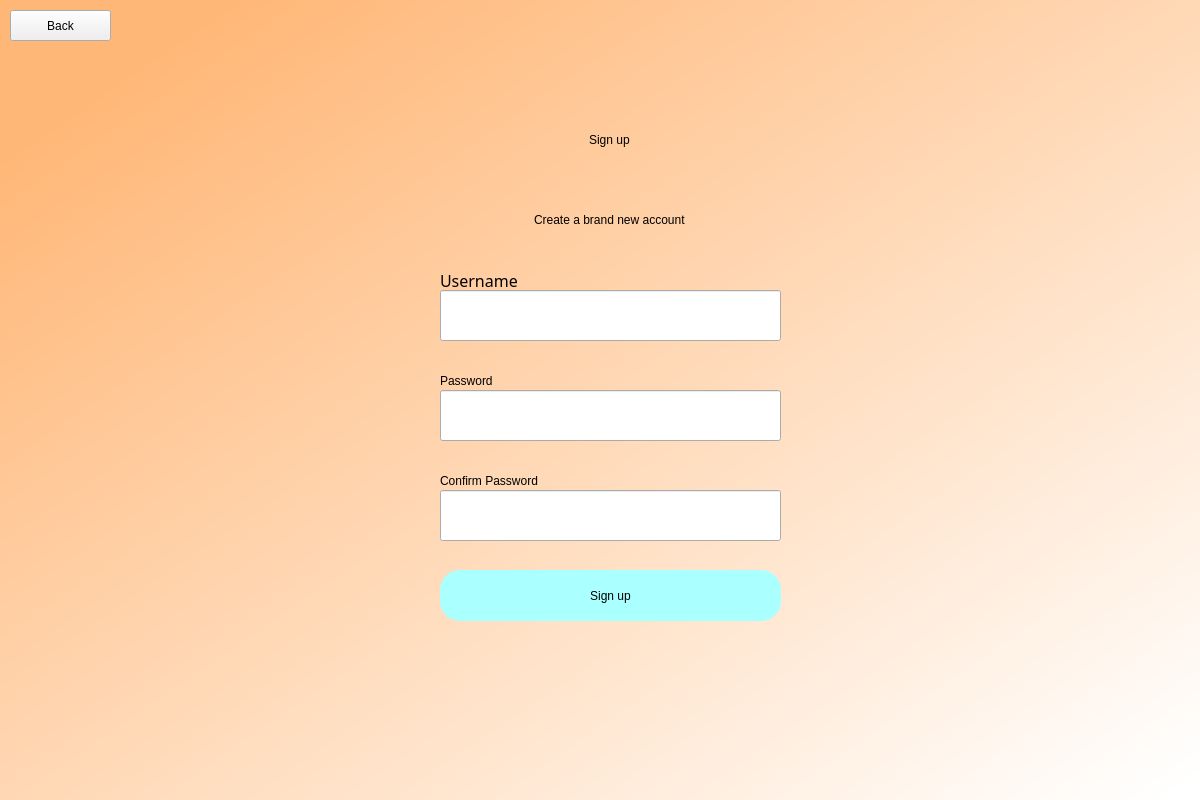
Above: signup.ui from cnTalon/READ before the change. Below: the same form after it.
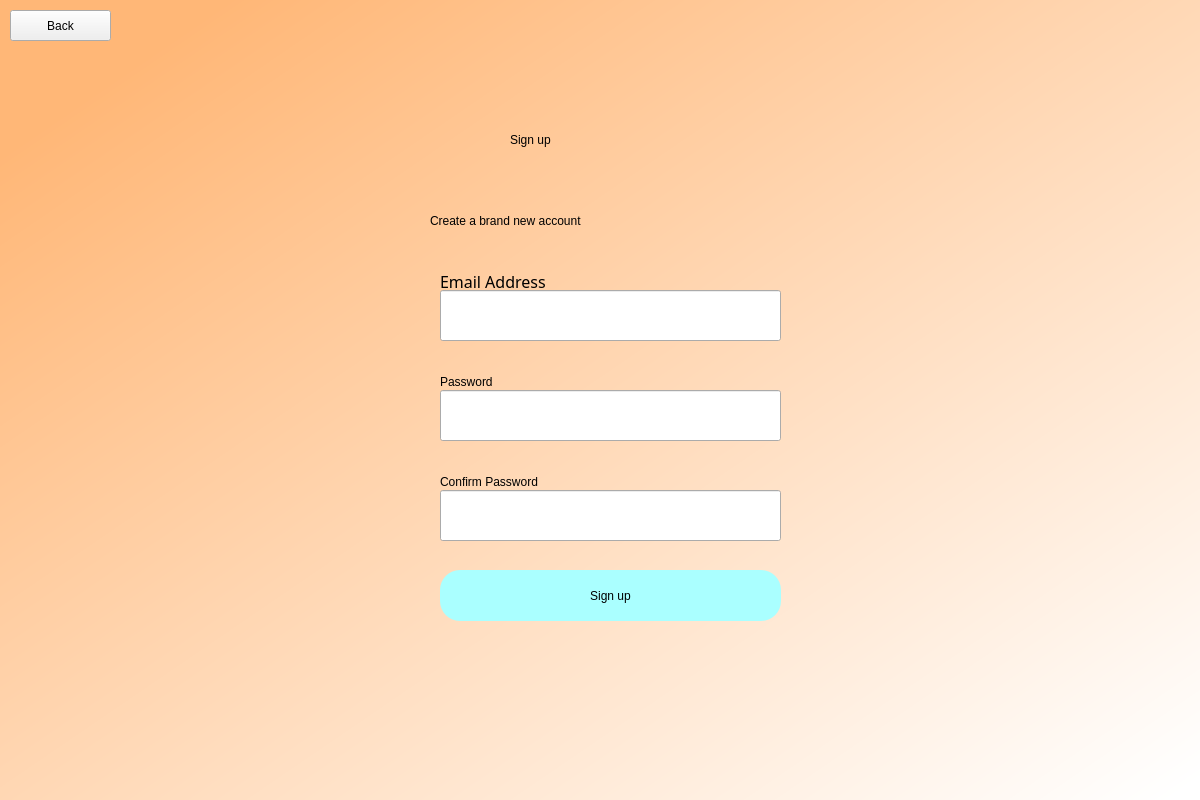
That is the form after the change.

```diff
--- a/signup.ui
+++ b/signup.ui
@@ -103,14 +103,14 @@
    <widget class="QWidget" name="verticalLayoutWidget">
     <property name="geometry">
      <rect>
-      <x>530</x>
+      <x>510</x>
       <y>100</y>
-      <width>160</width>
+      <width>196</width>
       <height>80</height>
      </rect>
     </property>
     <layout class="QVBoxLayout" name="verticalLayout">
-     <item alignment="Qt::AlignHCenter|Qt::AlignVCenter">
+     <item>
       <widget class="QLabel" name="label">
        <property name="styleSheet">
         <string notr="true">font: 36pt &quot;DengXian&quot;; color: rgb(0, 0, 0)</string>
@@ -125,14 +125,14 @@
    <widget class="QWidget" name="verticalLayoutWidget_2">
     <property name="geometry">
      <rect>
-      <x>440</x>
+      <x>430</x>
       <y>200</y>
-      <width>341</width>
+      <width>366</width>
       <height>41</height>
      </rect>
     </property>
     <layout class="QVBoxLayout" name="verticalLayout_2">
-     <item alignment="Qt::AlignHCenter|Qt::AlignVCenter">
+     <item>
       <widget class="QLabel" name="label_2">
        <property name="styleSheet">
         <string notr="true">font: 18pt &quot;DengXian&quot;; color: rgb(0, 0, 0)</string>
@@ -150,7 +150,7 @@
       <x>440</x>
       <y>270</y>
       <width>160</width>
-      <height>21</height>
+      <height>23</height>
      </rect>
     </property>
     <layout class="QVBoxLayout" name="verticalLayout_3">
@@ -169,7 +169,7 @@
         <string notr="true">font: 12pt &quot;DengXian&quot;;</string>
        </property>
        <property name="text">
-        <string>Username</string>
+        <string>Email Address</string>
        </property>
       </widget>
      </item>
@@ -181,7 +181,7 @@
       <x>440</x>
       <y>370</y>
       <width>160</width>
-      <height>21</height>
+      <height>23</height>
      </rect>
     </property>
     <layout class="QVBoxLayout" name="verticalLayout_4">
@@ -203,7 +203,7 @@
       <x>440</x>
       <y>470</y>
       <width>160</width>
-      <height>21</height>
+      <height>23</height>
      </rect>
     </property>
     <layout class="QVBoxLayout" name="verticalLayout_5">
```
